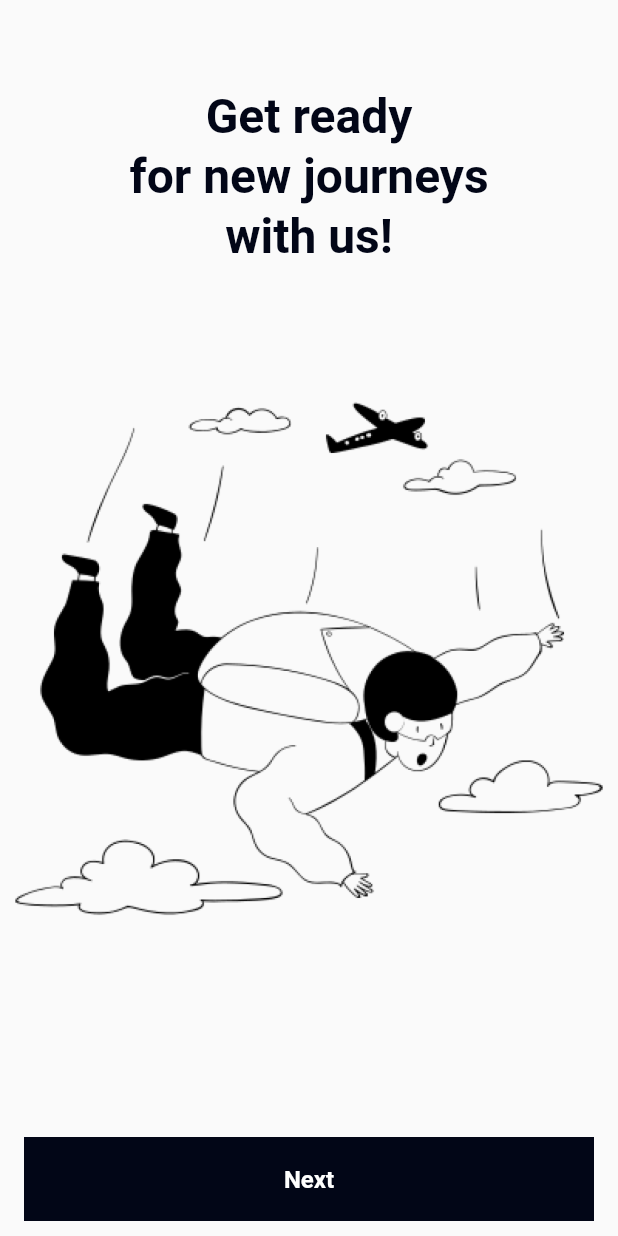
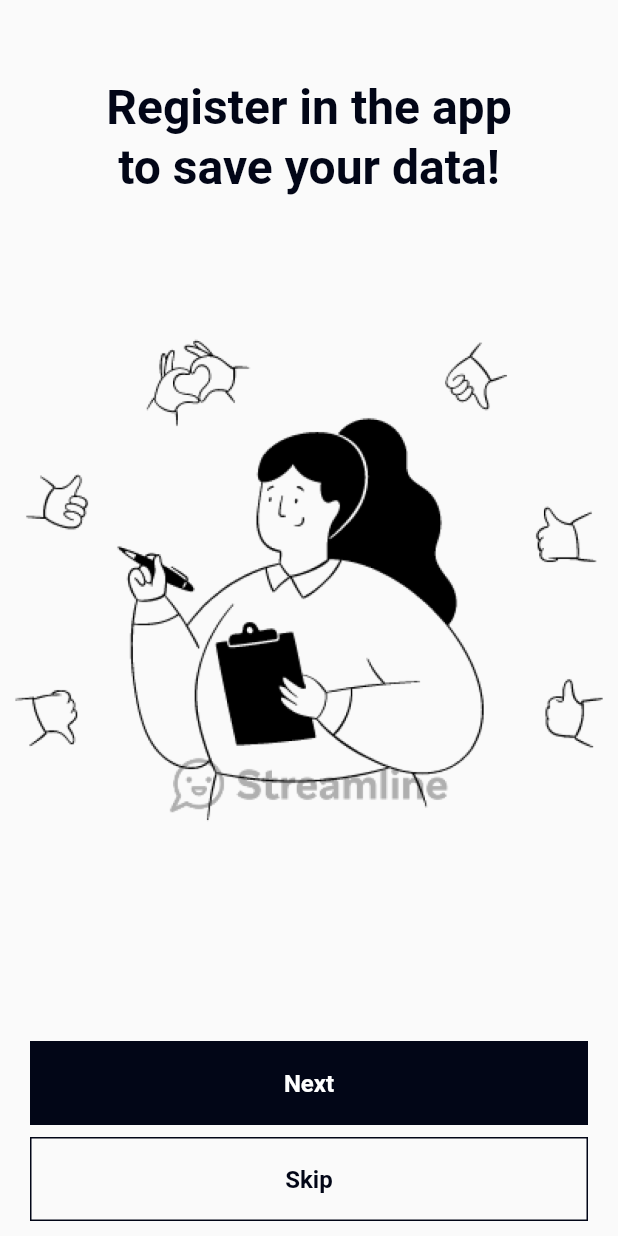
Before and after one commit to trip-ai/tripai_mobile, a Flutter app: the screen it shows after launch, after a tap on "Next", on a phone screen of 412 x 824 dp. Run offline on Flutter 3.47's test engine with Material 2 defaults, Android fonts, the phone set to English and light mode, and no system bars; our stand-ins replace flutter_svg, go_router, hive_flutter; accounts and stored records are empty.

Commit message:
add: login page;

```diff
--- /dev/null
+++ b/lib/presentation/pages/login_page/login_page.dart
@@ -0,0 +1,70 @@
+import 'package:flutter/material.dart';
+import 'package:go_router/go_router.dart';
+import 'package:tripai/constants/const_colors.dart';
+import 'package:tripai/data/repositories/local_data_repository.dart';
+import 'package:tripai/presentation/pages/home_page/home_page.dart';
+import 'package:tripai/presentation/pages/interests_page/interests_page.dart';
+import 'package:tripai/presentation/widgets/text_container.dart';
+
+import '../../widgets/button_container.dart';
+
+class LoginPage extends StatelessWidget {
+  static const String routeName = 'login';
+
+  const LoginPage({super.key});
+
+  @override
+  Widget build(BuildContext context) {
+    // LocalDataRepository.isShowedIntro = true;
+    navigateTo() {
+      if (LocalDataRepository.interestsList.isEmpty) {
+        context.goNamed(InterestPage.routeName);
+      } else {
+        context.goNamed(HomePage.routeName);
+      }
+    }
+
+    return Scaffold(
+      body: SafeArea(
+        child: Column(
+          mainAxisAlignment: MainAxisAlignment.spaceBetween,
+          children: [
+            const SizedBox(width: 32),
+            const TextContainer(
+              'Register in the app\nto save your data!',
+              textAlign: TextAlign.center,
+              fontSize: 32,
+              fontWeight: FontWeight.bold,
+            ),
+            Image.asset('assets/img/login/login.png'),
+            const SizedBox(width: 32),
+            Padding(
+              padding: const EdgeInsets.symmetric(horizontal: 20),
+              child: Column(
+                children: [
+                  ButtonContainer(
+                    title: 'Next',
+                    onTap: () {
+                      navigateTo();
+                    },
+                  ),
+                  const SizedBox(height: 8),
+                  ButtonContainer(
+                    title: 'Skip',
+                    textColor: ConstColors.secondary,
+                    background: Theme.of(context).scaffoldBackgroundColor,
+                    borderColor: ConstColors.secondary,
+                    onTap: () {
+                      navigateTo();
+                    },
+                  ),
+                  const SizedBox(height: 10),
+                ],
+              ),
+            ),
+          ],
+        ),
+      ),
+    );
+  }
+}
--- a/lib/router/app_router.dart
+++ b/lib/router/app_router.dart
@@ -1,10 +1,10 @@
 import 'package:go_router/go_router.dart';
-import 'package:tripai/presentation/pages/location_page/location_page.dart';
 
 import '../presentation/pages/home_page/home_page.dart';
 import '../presentation/pages/info_page/info_page.dart';
 import '../presentation/pages/interests_page/interests_page.dart';
 import '../presentation/pages/intro_page/intro_page.dart';
+import '../presentation/pages/location_page/location_page.dart';
 import '../presentation/pages/login_page/login_page.dart';
 import '../presentation/pages/splash_page/splash_page.dart';
 
```
Also changed, not shown: assets/img/login/login.png (added).
